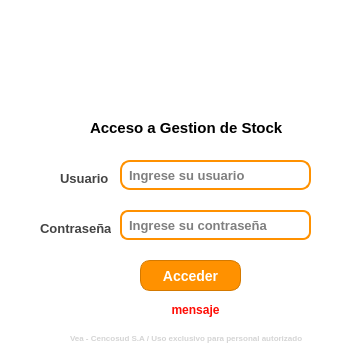
The window that gui/login.ui (UTN-BDA-2026/repositorio-grupo-BCCG) describes before a commit, drawn with Qt 5.
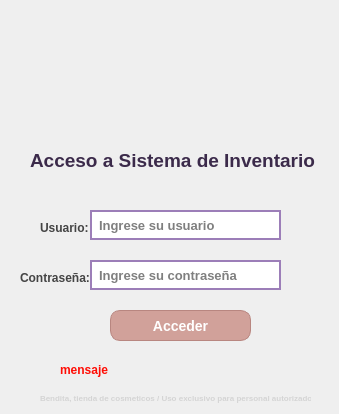
The same window after the commit. Icons and pictures are not drawn.

Commit message: arregle y mejore la interfaz visual de login.ui

```diff
--- a/gui/login.ui
+++ b/gui/login.ui
@@ -6,8 +6,8 @@
    <rect>
     <x>0</x>
     <y>0</y>
-    <width>359</width>
-    <height>359</height>
+    <width>339</width>
+    <height>414</height>
    </rect>
   </property>
   <property name="windowTitle">
@@ -16,15 +16,22 @@
   <property name="styleSheet">
    <string notr="true">background-color:rgb(255, 255, 255);
 border-radius: 10px;
-font-weight: bold;
+
 border-color: rgb(255, 170, 0);
-</string>
+
+QLabel#label_2 {
+    color: #7A5C97;           
+    font-size: 14px;
+    font-weight: bold;
+    text-align: center;      
+    qproperty-alignment: 'AlignHCenter | AlignVCenter';
+}</string>
   </property>
   <widget class="QLabel" name="label_3">
    <property name="geometry">
     <rect>
-     <x>60</x>
-     <y>170</y>
+     <x>40</x>
+     <y>220</y>
      <width>49</width>
      <height>16</height>
     </rect>
@@ -32,7 +39,8 @@
    <property name="font">
     <font>
      <family>Segoe UI</family>
-     <pointsize>10</pointsize>
+     <weight>62</weight>
+     <bold>true</bold>
     </font>
    </property>
    <property name="styleSheet">
@@ -50,8 +58,8 @@
   <widget class="QLabel" name="label_4">
    <property name="geometry">
     <rect>
-     <x>40</x>
-     <y>220</y>
+     <x>20</x>
+     <y>270</y>
      <width>71</width>
      <height>16</height>
     </rect>
@@ -59,7 +67,8 @@
    <property name="font">
     <font>
      <family>Segoe UI</family>
-     <pointsize>10</pointsize>
+     <weight>62</weight>
+     <bold>true</bold>
     </font>
    </property>
    <property name="styleSheet">
@@ -77,8 +86,8 @@
   <widget class="QLineEdit" name="txtUsuario">
    <property name="geometry">
     <rect>
-     <x>120</x>
-     <y>160</y>
+     <x>90</x>
+     <y>210</y>
      <width>191</width>
      <height>30</height>
     </rect>
@@ -92,12 +101,13 @@
    <property name="font">
     <font>
      <pointsize>10</pointsize>
+     <weight>75</weight>
      <bold>true</bold>
     </font>
    </property>
    <property name="styleSheet">
     <string notr="true">QLineEdit {
-    border: 2px solid #FF9100;
+    border: 2px solid #9C7EB8;
     padding: 5px;
     background-color: white;
     color: black;
@@ -114,9 +124,9 @@
   <widget class="QPushButton" name="btnAcceder">
    <property name="geometry">
     <rect>
-     <x>140</x>
-     <y>260</y>
-     <width>101</width>
+     <x>110</x>
+     <y>310</y>
+     <width>141</width>
      <height>31</height>
     </rect>
    </property>
@@ -125,16 +135,20 @@
    </property>
    <property name="styleSheet">
     <string notr="true">QPushButton {
-    background-color: #FF9100;
+    background-color: #D1A19A;
     color: white;
     border-radius: 10px;
     font-weight: bold;
     font-size: 14px;
-    border: 1px solid #D47900;
+    border: 1px solid #B88680;
 }
 
 QPushButton:hover {
-    background-color: #E68200;
+    background-color: #C29089;
+}
+
+QPushButton:pressed {
+    background-color: #B3817A; 
 }</string>
    </property>
    <property name="text">
@@ -144,8 +158,8 @@
   <widget class="QLabel" name="label_5">
    <property name="geometry">
     <rect>
-     <x>70</x>
-     <y>330</y>
+     <x>40</x>
+     <y>390</y>
      <width>271</width>
      <height>16</height>
     </rect>
@@ -153,6 +167,7 @@
    <property name="font">
     <font>
      <pointsize>6</pointsize>
+     <weight>75</weight>
      <bold>true</bold>
     </font>
    </property>
@@ -160,14 +175,14 @@
     <string notr="true">color:rgb(212, 212, 212)</string>
    </property>
    <property name="text">
-    <string>Vea - Cencosud S.A / Uso exclusivo para personal autorizado</string>
+    <string>Bendita, tienda de cosmeticos / Uso exclusivo para personal autorizado</string>
    </property>
   </widget>
   <widget class="QLineEdit" name="txtClave">
    <property name="geometry">
     <rect>
-     <x>120</x>
-     <y>210</y>
+     <x>90</x>
+     <y>260</y>
      <width>191</width>
      <height>30</height>
     </rect>
@@ -181,16 +196,15 @@
    <property name="font">
     <font>
      <pointsize>10</pointsize>
+     <weight>75</weight>
      <bold>true</bold>
     </font>
    </property>
    <property name="styleSheet">
     <string notr="true">QLineEdit {
-    border: 2px solid #FF9100;
-    border-radius: 8px;
+    border: 2px solid #9C7EB8;
     padding: 5px;
     background-color: white;
-    selection-background-color: #FFB347;
     color: black;
 }
 
@@ -205,30 +219,11 @@
     <string>Ingrese su contraseña</string>
    </property>
   </widget>
-  <widget class="QLabel" name="label_2">
-   <property name="geometry">
-    <rect>
-     <x>90</x>
-     <y>120</y>
-     <width>201</width>
-     <height>16</height>
-    </rect>
-   </property>
-   <property name="font">
-    <font>
-     <pointsize>11</pointsize>
-     <bold>true</bold>
-    </font>
-   </property>
-   <property name="text">
-    <string>Acceso a Gestion de Stock</string>
-   </property>
-  </widget>
   <widget class="QLabel" name="lblError">
    <property name="geometry">
     <rect>
      <x>60</x>
-     <y>300</y>
+     <y>360</y>
      <width>271</width>
      <height>20</height>
     </rect>
@@ -236,6 +231,7 @@
    <property name="font">
     <font>
      <pointsize>9</pointsize>
+     <weight>75</weight>
      <bold>true</bold>
     </font>
    </property>
@@ -245,16 +241,13 @@
    <property name="text">
     <string>mensaje</string>
    </property>
-   <property name="alignment">
-    <set>Qt::AlignmentFlag::AlignCenter</set>
-   </property>
   </widget>
   <widget class="QLabel" name="logo">
    <property name="geometry">
     <rect>
-     <x>130</x>
-     <y>10</y>
-     <width>111</width>
+     <x>100</x>
+     <y>40</y>
+     <width>131</width>
      <height>101</height>
     </rect>
    </property>
@@ -268,6 +261,29 @@
     <bool>true</bool>
    </property>
   </widget>
+  <widget class="QLabel" name="label">
+   <property name="geometry">
+    <rect>
+     <x>30</x>
+     <y>140</y>
+     <width>301</width>
+     <height>41</height>
+    </rect>
+   </property>
+   <property name="font">
+    <font>
+     <pointsize>14</pointsize>
+     <weight>75</weight>
+     <bold>true</bold>
+    </font>
+   </property>
+   <property name="styleSheet">
+    <string notr="true">color: #3B2A4A</string>
+   </property>
+   <property name="text">
+    <string>Acceso a Sistema de Inventario </string>
+   </property>
+  </widget>
  </widget>
  <resources/>
  <connections/>
```
Left out of the diff: 6 changed lines with no effect on the pictures. The commit also changes 2 other files.
